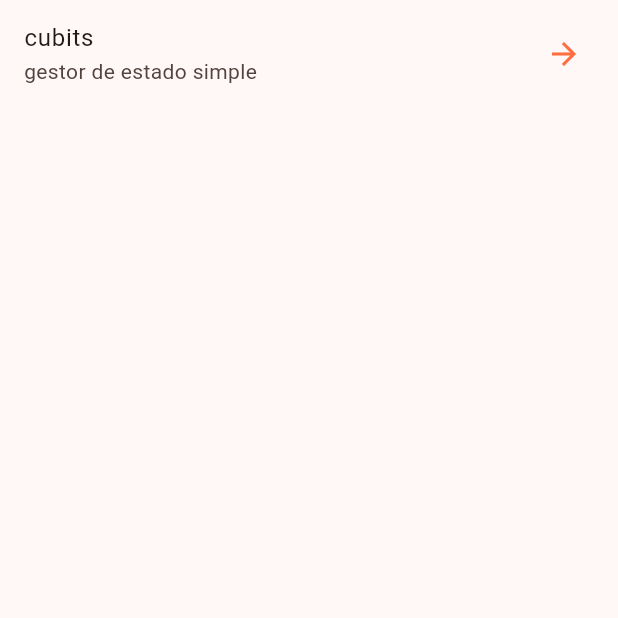
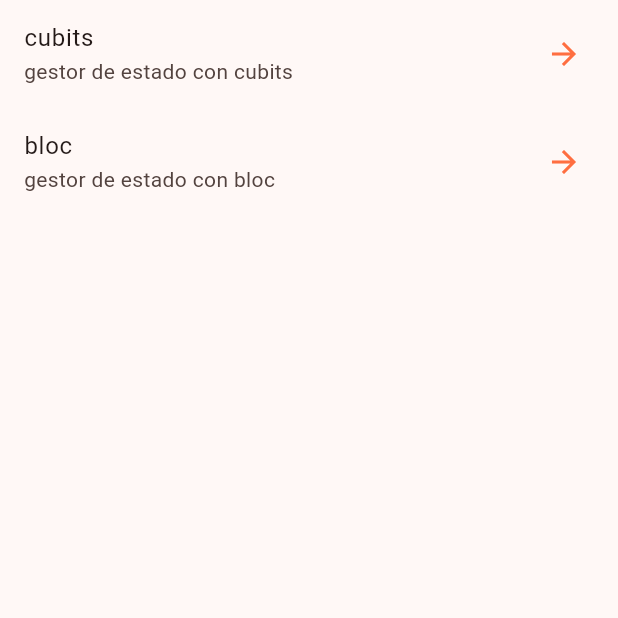
Before and after one commit to jovannyCG/app_forms, a Flutter app: the screen it shows after launch, on a phone screen of 412 x 824 dp, the top half of it. Run offline on Flutter 3.47's test engine with Material 3 defaults, Android fonts, the phone set to English and light mode, and no system bars; our stand-ins replace equatable, flutter_bloc, go_router.

Commit message:
bloc added

```diff
--- a/lib/blocs/bloc/bloc_counter_event.dart
+++ /dev/null
@@ -1,4 +0,0 @@
-part of 'bloc_counter_bloc.dart';
-
-@immutable
-sealed class BlocCounterEvent {}
--- a/lib/blocs/bloc/bloc_counter_state.dart
+++ /dev/null
@@ -1,6 +0,0 @@
-part of 'bloc_counter_bloc.dart';
-
-@immutable
-sealed class BlocCounterState {}
-
-final class BlocCounterInitial extends BlocCounterState {}
--- a/lib/blocs/cubit/cubit_counter_state.dart
+++ b/lib/blocs/cubit/cubit_counter_state.dart
@@ -16,7 +16,6 @@ class CubitCounterState extends Equatable{
   );
 
   @override
-  // TODO: implement props
   List<Object> get props =>[ counter, changesCunter];
 
 }
--- a/lib/router/ruter.dart
+++ b/lib/router/ruter.dart
@@ -1,3 +1,4 @@
+import 'package:forms_app/screens/bloc_screen.dart';
 import 'package:forms_app/screens/cubit_screen.dart';
 import 'package:forms_app/screens/home_screen.dart';
 import 'package:go_router/go_router.dart';
@@ -10,5 +11,8 @@ final appRouter = GoRouter(
     GoRoute(path: '/cubits',
     builder: (context, state) => const CubitScreen(),
     ),
+    GoRoute(path: '/bloc',
+    builder: (context, state) => const BlocScreen(),
+    ),
   ]
 );
--- a/lib/screens/home_screen.dart
+++ b/lib/screens/home_screen.dart
@@ -13,9 +13,15 @@ class HomeScreen extends StatelessWidget {
         children: [
           ListTile(
             title: const Text("cubits"),
-            subtitle: const Text("gestor de estado simple"),
+            subtitle: const Text("gestor de estado con cubits"),
             trailing: const Icon(Icons.arrow_forward),
             onTap: ()=>context.push('/cubits'),
+          ),
+          ListTile(
+            title: const Text("bloc"),
+            subtitle: const Text("gestor de estado con bloc"),
+            trailing: const Icon(Icons.arrow_forward),
+            onTap: ()=>context.push('/bloc'),
           )
         ],
       ),
```
Also changed, not shown: lib/blocs/bloc/bloc_counter_bloc.dart (deleted, +0 -13 lines), lib/blocs/bloc/counter_bloc.dart (added, +13 -0 lines), lib/blocs/bloc/counter_event.dart (added, +10 -0 lines), lib/blocs/bloc/counter_state.dart (added, +23 -0 lines).
